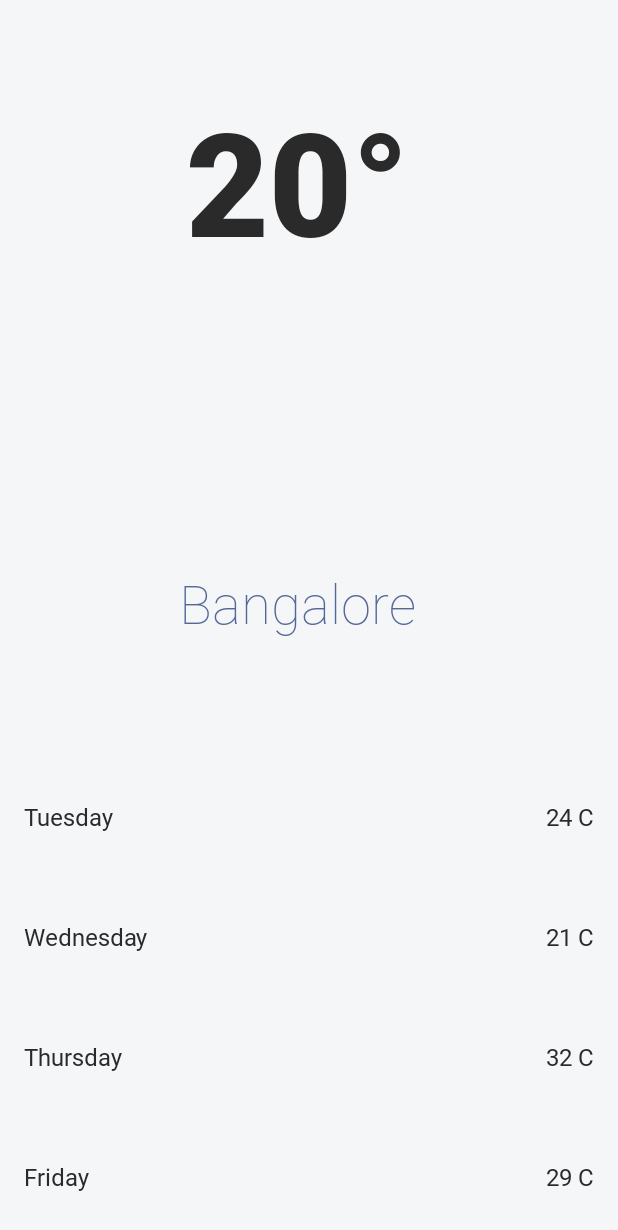
After one commit to amoljp19/ForecastApp, an Android app: the layout activity_city_wheather_info_anim_end.xml on its own in the app's theme, with its tools: preview values and no code run, on a phone screen of 412 x 824 dp. The commit adds this screen. Shown: the top 1230 px of the screen. Run offline under Robolectric (Android 15) with nearby library versions, the phone set to English and light mode, and no system bars.

```diff
--- a/app/build.gradle
+++ b/app/build.gradle
@@ -33,6 +33,10 @@ android {
     }
     kotlinOptions {
         jvmTarget = '1.8'
+    }
+
+    dataBinding {
+        enabled = true
     }
 }
 
--- a/app/src/main/java/com/softaai/forecastapp/data/network/ForecastApiService.kt
+++ b/app/src/main/java/com/softaai/forecastapp/data/network/ForecastApiService.kt
@@ -15,7 +15,7 @@ interface ForecastApiService {
 
 
     companion object {
-        const val BASE_URL = "http://api.openweathermap.org/data/2.5/"
+        const val BASE_URL = "https://api.openweathermap.org/data/2.5/"
         const val API_KEY = "fae7190d7e6433ec3a45285ffcf55c86"
     }
 }
--- /dev/null
+++ b/app/src/main/res/layout/activity_city_wheather_info_anim_end.xml
@@ -0,0 +1,189 @@
+<?xml version="1.0" encoding="utf-8"?>
+<layout xmlns:android="http://schemas.android.com/apk/res/android"
+    xmlns:app="http://schemas.android.com/apk/res-auto">
+
+    <data>
+        <variable
+            name="todaysForecastViewModel"
+            type="com.softaai.forecastapp.forecast.todays.TodaysForecastViewModel"/>
+
+        <variable
+            name="fiveDaysForecastViewModel"
+            type="com.softaai.forecastapp.forecast.fivedays.FiveDaysForecastViewModel"/>
+
+    </data>
+
+    <androidx.constraintlayout.widget.ConstraintLayout android:layout_width="match_parent"
+        android:layout_height="match_parent" android:id="@+id/constraint_layout_weather_info"
+        android:background="@color/colorAppBg">
+
+        <androidx.constraintlayout.widget.Guideline android:layout_width="wrap_content" android:layout_height="wrap_content"
+            android:id="@+id/guideline"
+            android:orientation="vertical" app:layout_constraintGuide_end="16dp"/>
+        <androidx.constraintlayout.widget.Guideline android:layout_width="wrap_content" android:layout_height="wrap_content"
+            android:id="@+id/guideline2" app:layout_constraintGuide_begin="16dp"
+            android:orientation="vertical"/>
+        <androidx.constraintlayout.widget.Guideline android:layout_width="wrap_content" android:layout_height="wrap_content"
+            android:id="@+id/guideline3"
+            android:orientation="horizontal"
+            app:layout_constraintGuide_end="80dp"/>
+        <androidx.constraintlayout.widget.Guideline android:layout_width="wrap_content" android:layout_height="wrap_content"
+            android:id="@+id/guideline5" app:layout_constraintGuide_begin="56dp"
+            android:orientation="horizontal"/>
+        <androidx.constraintlayout.widget.Guideline android:layout_width="wrap_content" android:layout_height="wrap_content"
+            android:id="@+id/guideline6"
+            android:orientation="horizontal"
+            app:layout_constraintGuide_end="160dp"/>
+        <androidx.constraintlayout.widget.Guideline android:layout_width="wrap_content" android:layout_height="wrap_content"
+            android:id="@+id/guideline7"
+            android:orientation="horizontal"
+            app:layout_constraintGuide_end="240dp"/>
+        <androidx.constraintlayout.widget.Guideline android:layout_width="wrap_content" android:layout_height="wrap_content"
+            android:id="@+id/guideline8"
+            android:orientation="horizontal"
+            app:layout_constraintGuide_end="336dp"
+            />
+        <androidx.constraintlayout.widget.Guideline android:layout_width="wrap_content" android:layout_height="wrap_content"
+            android:id="@+id/guideline9"
+            android:orientation="horizontal"
+            app:layout_constraintGuide_end="320dp"/>
+        <androidx.constraintlayout.widget.Guideline android:layout_width="wrap_content" android:layout_height="wrap_content"
+            android:id="@+id/guideline10"
+            android:orientation="horizontal"
+            app:layout_constraintGuide_end="711dp"/>
+        <androidx.constraintlayout.widget.Guideline android:layout_width="wrap_content" android:layout_height="wrap_content"
+            android:id="@+id/guideline11"
+            android:orientation="horizontal"
+            app:layout_constraintGuide_end="398dp"/>
+        <TextView
+            android:text="@string/textCurrentTemperature"
+            android:layout_width="wrap_content"
+            android:layout_height="wrap_content"
+            android:id="@+id/tv_currentTemperature"
+            android:fontFamily="@font/roboto_black"
+            android:textColor="@color/colorCurrentTemperature" android:textSize="96sp"
+            android:lineSpacingExtra="112sp" android:alpha="100"
+            app:layout_constraintEnd_toStartOf="@+id/guideline"
+            app:layout_constraintStart_toStartOf="parent"
+            app:layout_constraintBottom_toTopOf="@+id/guideline11"
+            app:layout_constraintTop_toTopOf="parent"
+            android:layout_marginTop="56dp" app:layout_constraintHorizontal_bias="0.5"
+            app:layout_constraintVertical_bias="0.0" app:layout_constraintEnd_toEndOf="parent"/>
+        <TextView
+            android:text="@string/textCurrentLocation"
+            android:layout_width="wrap_content"
+            android:layout_height="wrap_content"
+            android:id="@+id/tvCurrentLocation"
+            android:textColor="@color/colorCurrentLocation" android:textSize="36sp"
+            android:alpha="100" android:lineSpacingExtra="52sp"
+            android:fontFamily="@font/roboto_thin"
+            app:layout_constraintTop_toBottomOf="@+id/tv_currentTemperature"
+            app:layout_constraintBottom_toTopOf="@+id/guideline8"
+            android:layout_marginBottom="62dp"
+            app:layout_constraintVertical_bias="1.0"
+            app:layout_constraintEnd_toEndOf="@+id/tv_currentTemperature"
+            app:layout_constraintStart_toStartOf="@+id/tv_currentTemperature"/>
+        <TextView
+            android:text="Tuesday"
+            android:layout_width="wrap_content"
+            android:layout_height="wrap_content"
+            android:id="@+id/tvDayOne"
+            app:layout_constraintStart_toStartOf="parent"
+            android:layout_marginLeft="16dp" android:layout_marginStart="16dp"
+            app:layout_constraintEnd_toStartOf="@+id/guideline13"
+            android:layout_marginEnd="8dp" android:layout_marginRight="8dp" app:layout_constraintHorizontal_bias="0.0"
+            app:layout_constraintBaseline_toBaselineOf="@+id/tvDayOneAveTemperature" android:alpha="100"
+            android:textColor="@color/colorCurrentTemperature" android:textSize="16sp"
+            android:fontFamily="@font/roboto" android:lineSpacingExtra="19sp"/>
+        <TextView
+            android:text="24 C"
+            android:layout_width="wrap_content"
+            android:layout_height="wrap_content"
+            android:id="@+id/tvDayOneAveTemperature" android:layout_marginTop="8dp"
+            app:layout_constraintTop_toTopOf="@+id/guideline9" android:layout_marginBottom="8dp"
+            app:layout_constraintBottom_toTopOf="@+id/guideline7"
+            android:layout_marginEnd="16dp"
+            app:layout_constraintEnd_toEndOf="parent" android:layout_marginRight="16dp" android:layout_marginStart="8dp"
+            app:layout_constraintStart_toStartOf="@+id/guideline13" android:layout_marginLeft="8dp"
+            app:layout_constraintHorizontal_bias="1.0" android:alpha="100" android:fontFamily="@font/roboto"
+            android:lineSpacingExtra="19sp" android:textColor="@color/colorCurrentTemperature" android:textSize="16sp"/>
+        <TextView
+            android:text="Wednesday"
+            android:layout_width="wrap_content"
+            android:layout_height="21dp"
+            android:id="@+id/tvDayTwo" app:layout_constraintStart_toStartOf="parent" android:layout_marginLeft="16dp"
+            android:layout_marginStart="16dp"
+            app:layout_constraintEnd_toStartOf="@+id/guideline13" android:layout_marginEnd="8dp"
+            android:layout_marginRight="8dp" app:layout_constraintHorizontal_bias="0.0"
+            app:layout_constraintBaseline_toBaselineOf="@+id/tvDayTwoAveTemperature"
+            android:alpha="100" android:fontFamily="@font/roboto"
+            android:lineSpacingExtra="19sp" android:textColor="@color/colorCurrentTemperature" android:textSize="16sp"/>
+        <TextView
+            android:text="21 C"
+            android:layout_width="wrap_content"
+            android:layout_height="wrap_content"
+            android:id="@+id/tvDayTwoAveTemperature"
+            android:layout_marginTop="8dp"
+            app:layout_constraintTop_toTopOf="@+id/guideline7" android:layout_marginBottom="8dp"
+            app:layout_constraintBottom_toTopOf="@+id/guideline6"
+            app:layout_constraintStart_toStartOf="@+id/guideline13" android:layout_marginLeft="8dp"
+            android:layout_marginStart="8dp" app:layout_constraintEnd_toEndOf="parent" android:layout_marginEnd="16dp"
+            android:layout_marginRight="16dp" app:layout_constraintHorizontal_bias="1.0"
+            android:alpha="100" android:fontFamily="@font/roboto"
+            android:lineSpacingExtra="19sp" android:textColor="@color/colorCurrentTemperature" android:textSize="16sp"/>
+        <TextView
+            android:text="Thursday"
+            android:layout_width="wrap_content"
+            android:layout_height="wrap_content"
+            android:id="@+id/tvDayThree" app:layout_constraintStart_toStartOf="parent" android:layout_marginLeft="16dp"
+            android:layout_marginStart="16dp"
+            app:layout_constraintEnd_toStartOf="@+id/guideline13"
+            android:layout_marginEnd="8dp" android:layout_marginRight="8dp"
+            app:layout_constraintHorizontal_bias="0.0"
+            app:layout_constraintBaseline_toBaselineOf="@+id/tvDayThreeAveTemperature"
+            android:alpha="100" android:fontFamily="@font/roboto"
+            android:lineSpacingExtra="19sp" android:textColor="@color/colorCurrentTemperature" android:textSize="16sp"/>
+        <TextView
+            android:text="32 C"
+            android:layout_width="wrap_content"
+            android:layout_height="wrap_content"
+            android:id="@+id/tvDayThreeAveTemperature" app:layout_constraintEnd_toEndOf="parent"
+            android:layout_marginEnd="16dp"
+            android:layout_marginRight="16dp" android:layout_marginTop="8dp"
+            app:layout_constraintTop_toTopOf="@+id/guideline6" android:layout_marginBottom="8dp"
+            app:layout_constraintBottom_toTopOf="@+id/guideline3"
+            app:layout_constraintStart_toStartOf="@+id/guideline13" android:layout_marginLeft="8dp"
+            android:layout_marginStart="8dp" app:layout_constraintHorizontal_bias="1.0"
+            app:layout_constraintVertical_bias="0.511"
+            android:alpha="100" android:fontFamily="@font/roboto"
+            android:lineSpacingExtra="19sp" android:textColor="@color/colorCurrentTemperature" android:textSize="16sp"/>
+        <TextView
+            android:text="Friday"
+            android:layout_width="wrap_content"
+            android:layout_height="wrap_content"
+            android:id="@+id/tvDayFour"
+            app:layout_constraintStart_toStartOf="parent"
+            android:layout_marginLeft="16dp" android:layout_marginStart="16dp"
+            app:layout_constraintEnd_toStartOf="@+id/guideline13" android:layout_marginEnd="8dp"
+            android:layout_marginRight="8dp" app:layout_constraintHorizontal_bias="0.0"
+            app:layout_constraintBaseline_toBaselineOf="@+id/tvDayFourAveTemperature"
+            android:alpha="100" android:fontFamily="@font/roboto"
+            android:lineSpacingExtra="19sp" android:textColor="@color/colorCurrentTemperature" android:textSize="16sp"/>
+        <TextView
+            android:text="29 C"
+            android:layout_width="wrap_content"
+            android:layout_height="wrap_content"
+            android:id="@+id/tvDayFourAveTemperature" android:layout_marginTop="8dp"
+            app:layout_constraintTop_toTopOf="@+id/guideline3" app:layout_constraintEnd_toEndOf="parent"
+            android:layout_marginEnd="16dp" android:layout_marginRight="16dp" android:layout_marginBottom="8dp"
+            app:layout_constraintBottom_toBottomOf="parent" app:layout_constraintStart_toStartOf="@+id/guideline13"
+            android:layout_marginLeft="8dp" android:layout_marginStart="8dp" app:layout_constraintHorizontal_bias="1.0"
+            app:layout_constraintVertical_bias="0.511"
+            android:alpha="100" android:fontFamily="@font/roboto"
+            android:lineSpacingExtra="19sp" android:textColor="@color/colorCurrentTemperature" android:textSize="16sp"/>
+        <androidx.constraintlayout.widget.Guideline android:layout_width="wrap_content" android:layout_height="wrap_content"
+            android:id="@+id/guideline13"
+            android:orientation="vertical" app:layout_constraintGuide_end="215dp"/>
+
+    </androidx.constraintlayout.widget.ConstraintLayout>
+</layout>
--- a/app/src/main/res/values/colors.xml
+++ b/app/src/main/res/values/colors.xml
@@ -7,4 +7,9 @@
     <color name="teal_700">#FF018786</color>
     <color name="black">#FF000000</color>
     <color name="white">#FFFFFFFF</color>
+
+    <color name="colorAppBg">#F5F6F7</color>
+
+    <color name="colorCurrentTemperature">#2A2A2A</color>
+    <color name="colorCurrentLocation">#556799</color>
 </resources>
--- a/app/src/main/res/values/strings.xml
+++ b/app/src/main/res/values/strings.xml
@@ -1,3 +1,6 @@
 <resources>
     <string name="app_name">ForecastApp</string>
+
+    <string name="textCurrentLocation">Bangalore</string>
+    <string name="textCurrentTemperature">20°</string>
 </resources>
```
Also changed, not shown: app/src/main/java/com/softaai/forecastapp/forecast/LoadingScreen.kt (added, +30 -0 lines), app/src/main/java/com/softaai/forecastapp/forecast/MainActivity.kt (+92 -11 lines), app/src/main/res/layout/activity_city_wheather_info.xml (added, +188 -0 lines), app/src/main/res/layout/loading_screen.xml (added, +16 -0 lines), app/src/main/res/font/roboto.ttf (added), app/src/main/res/font/roboto_black.ttf (added), app/src/main/res/font/roboto_thin.ttf (added), app/src/main/res/mipmap-hdpi/ic_loading.png (added), app/src/main/res/mipmap-mdpi/ic_loading.png (added), app/src/main/res/mipmap-xhdpi/ic_loading.png (added), app/src/main/res/mipmap-xxhdpi/ic_loading.png (added), app/src/main/res/mipmap-xxxhdpi/ic_loading.png (added), 2 other files.
